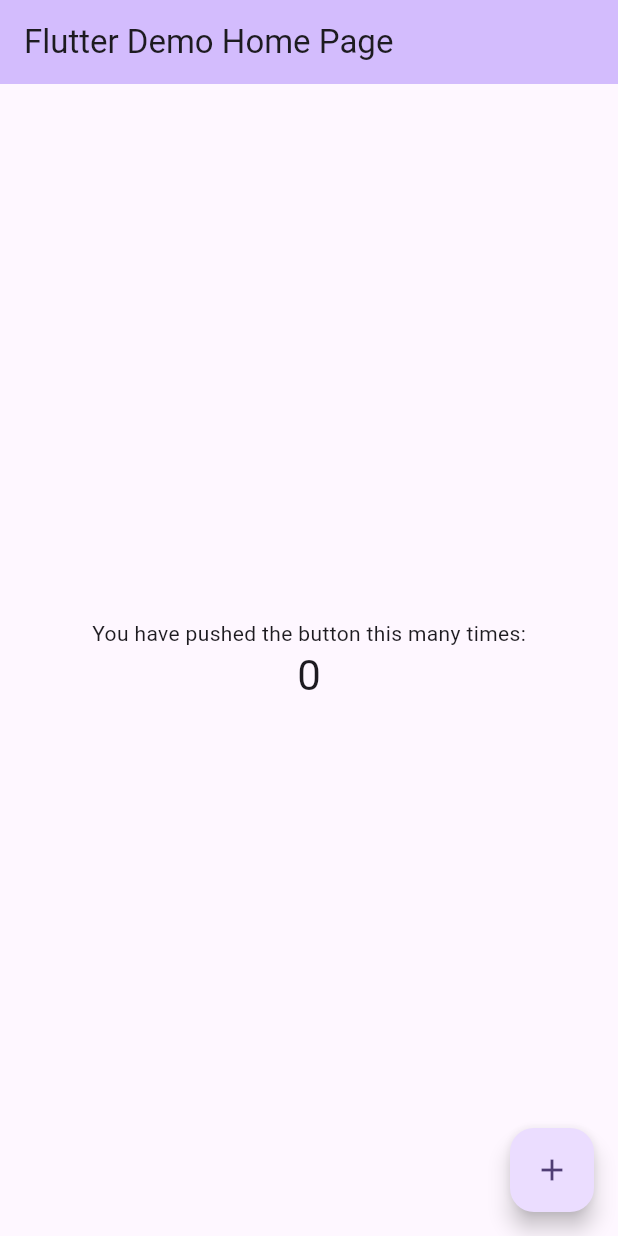
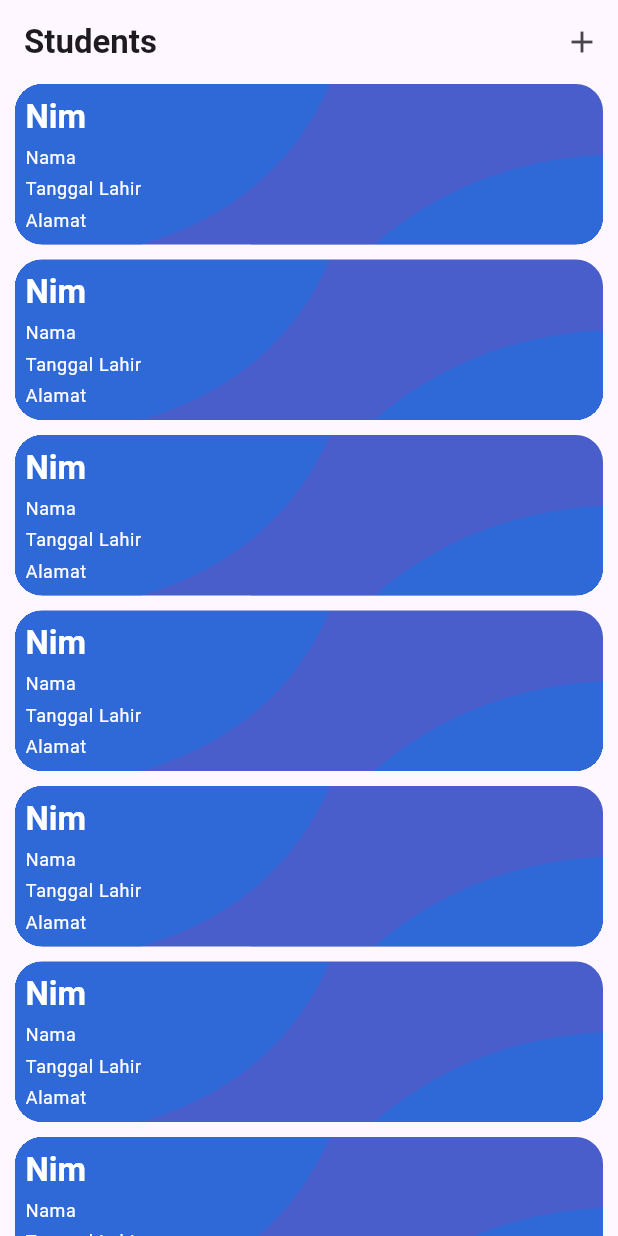
Before and after one commit to Navyrine/ukm_members_app, a Flutter app: the screen it shows after launch, on a phone screen of 412 x 824 dp. Run offline on Flutter 3.47's test engine with Material 3 defaults, Android fonts, the phone set to English and light mode, and no system bars; our stand-ins replace google_fonts.

Commit message:
membuat halaman students

```diff
--- a/lib/main.dart
+++ b/lib/main.dart
@@ -1,4 +1,20 @@
 import 'package:flutter/material.dart';
+import 'package:google_fonts/google_fonts.dart';
+import 'package:ukm_members_app/screens/student_screen.dart';
+
+final theme = ThemeData().copyWith(
+  textTheme: GoogleFonts.robotoTextTheme().copyWith(
+    titleLarge: GoogleFonts.roboto(
+      fontWeight: FontWeight.bold
+    ),
+    titleMedium: GoogleFonts.roboto(
+      fontWeight: FontWeight.bold
+    ),
+    titleSmall: GoogleFonts.roboto(
+      fontWeight: FontWeight.bold
+    )
+  )
+);
 
 void main() {
   runApp(const MyApp());
@@ -7,119 +23,12 @@
 class MyApp extends StatelessWidget {
   const MyApp({super.key});
 
-  // This widget is the root of your application.
   @override
   Widget build(BuildContext context) {
     return MaterialApp(
-      title: 'Flutter Demo',
-      theme: ThemeData(
-        // This is the theme of your application.
-        //
-        // TRY THIS: Try running your application with "flutter run". You'll see
-        // the application has a purple toolbar. Then, without quitting the app,
-        // try changing the seedColor in the colorScheme below to Colors.green
-        // and then invoke "hot reload" (save your changes or press the "hot
-        // reload" button in a Flutter-supported IDE, or press "r" if you used
-        // the command line to start the app).
-        //
-        // Notice that the counter didn't reset back to zero; the application
-        // state is not lost during the reload. To reset the state, use hot
-        // restart instead.
-        //
-        // This works for code too, not just values: Most code changes can be
-        // tested with just a hot reload.
-        colorScheme: ColorScheme.fromSeed(seedColor: Colors.deepPurple),
-        useMaterial3: true,
-      ),
-      home: const MyHomePage(title: 'Flutter Demo Home Page'),
+      title: 'UKM MEMBERS',
+      theme: theme,
+      home: const StudentScreen(),
     );
   }
 }
-
-class MyHomePage extends StatefulWidget {
-  const MyHomePage({super.key, required this.title});
-
-  // This widget is the home page of your application. It is stateful, meaning
-  // that it has a State object (defined below) that contains fields that affect
-  // how it looks.
-
-  // This class is the configuration for the state. It holds the values (in this
-  // case the title) provided by the parent (in this case the App widget) and
-  // used by the build method of the State. Fields in a Widget subclass are
-  // always marked "final".
-
-  final String title;
-
-  @override
-  State<MyHomePage> createState() => _MyHomePageState();
-}
-
-class _MyHomePageState extends State<MyHomePage> {
-  int _counter = 0;
-
-  void _incrementCounter() {
-    setState(() {
-      // This call to setState tells the Flutter framework that something has
-      // changed in this State, which causes it to rerun the build method below
-      // so that the display can reflect the updated values. If we changed
-      // _counter without calling setState(), then the build method would not be
-      // called again, and so nothing would appear to happen.
-      _counter++;
-    });
-  }
-
-  @override
-  Widget build(BuildContext context) {
-    // This method is rerun every time setState is called, for instance as done
-    // by the _incrementCounter method above.
-    //
-    // The Flutter framework has been optimized to make rerunning build methods
-    // fast, so that you can just rebuild anything that needs updating rather
-    // than having to individually change instances of widgets.
-    return Scaffold(
-      appBar: AppBar(
-        // TRY THIS: Try changing the color here to a specific color (to
-        // Colors.amber, perhaps?) and trigger a hot reload to see the AppBar
-        // change color while the other colors stay the same.
-        backgroundColor: Theme.of(context).colorScheme.inversePrimary,
-        // Here we take the value from the MyHomePage object that was created by
-        // the App.build method, and use it to set our appbar title.
-        title: Text(widget.title),
-      ),
-      body: Center(
-        // Center is a layout widget. It takes a single child and positions it
-        // in the middle of the parent.
-        child: Column(
-          // Column is also a layout widget. It takes a list of children and
-          // arranges them vertically. By default, it sizes itself to fit its
-          // children horizontally, and tries to be as tall as its parent.
-          //
-          // Column has various properties to control how it sizes itself and
-          // how it positions its children. Here we use mainAxisAlignment to
-          // center the children vertically; the main axis here is the vertical
-          // axis because Columns are vertical (the cross axis would be
-          // horizontal).
-          //
-          // TRY THIS: Invoke "debug painting" (choose the "Toggle Debug Paint"
-          // action in the IDE, or press "p" in the console), to see the
-          // wireframe for each widget.
-          mainAxisAlignment: MainAxisAlignment.center,
-          children: <Widget>[
-            const Text(
-              'You have pushed the button this many times:',
-            ),
-            Text(
-              '$_counter',
-              style: Theme.of(context).textTheme.headlineMedium,
-            ),
-          ],
-        ),
-      ),
-      floatingActionButton: FloatingActionButton(
-        onPressed: _incrementCounter,
-        tooltip: 'Increment',
-        child: const Icon(Icons.add),
-      ), // This trailing comma makes auto-formatting nicer for build methods.
-    );
-  }
-}
--- /dev/null
+++ b/lib/screens/student_screen.dart
@@ -0,0 +1,20 @@
+import 'package:flutter/material.dart';
+import 'package:ukm_members_app/widgets/students/students_list.dart';
+
+class StudentScreen extends StatelessWidget
+{
+  const StudentScreen({super.key});
+
+  @override
+  Widget build(BuildContext context) {
+    return Scaffold(
+      appBar: AppBar(
+        title: const Text("Students"),
+        actions: [
+          IconButton( icon: const Icon(Icons.add), onPressed: () {})
+        ],
+      ),
+      body: const StudentsList(),
+    );
+  }
+}
--- /dev/null
+++ b/lib/widgets/students/student_item.dart
@@ -0,0 +1,150 @@
+import 'package:flutter/material.dart';
+
+class StudentItem extends StatelessWidget {
+  const StudentItem({super.key});
+
+  @override
+  Widget build(BuildContext context) {
+    return Padding(
+      padding: const EdgeInsets.only(left: 10, right: 10, bottom: 10),
+      child: Container(
+        height: 107,
+        clipBehavior: Clip.hardEdge,
+        decoration: BoxDecoration(
+            color: const Color.fromARGB(255, 73, 94, 202),
+            borderRadius: BorderRadius.circular(18)),
+        child: Stack(
+          children: [
+            Positioned(
+              top: 0,
+              left: 0,
+              bottom: 0,
+              child: ClipPath(
+                clipper: ClipHalfOvalLeftSide(),
+                child: Container(
+                  height: 200,
+                  width: 280,
+                  decoration: const BoxDecoration(
+                    color: Color.fromARGB(255, 47, 104, 215),
+                  ),
+                ),
+              ),
+            ),
+            Positioned(
+              top: 0,
+              right: 0,
+              bottom: 0,
+              child: ClipPath(
+                clipper: ClipOvalRightSide(),
+                child: Container(
+                  width: 235,
+                  decoration: const BoxDecoration(
+                    color: Color.fromARGB(255, 47, 104, 215),
+                  ),
+                ),
+              ),
+            ),
+            Positioned(
+              top: 0,
+              bottom: 0,
+              left: 0,
+              child: Padding(
+                padding: const EdgeInsets.symmetric(horizontal: 7, vertical: 3),
+                child: Column(
+                  crossAxisAlignment: CrossAxisAlignment.start,
+                  mainAxisAlignment: MainAxisAlignment.spaceEvenly,
+                  children: [
+                    Text(
+                      "Nim",
+                      style: Theme.of(context).textTheme.titleLarge!.copyWith(
+                        color: Colors.white
+                      ),
+                      maxLines: 1,
+                      overflow: TextOverflow.ellipsis,
+                    ),
+                    Text(
+                      "Nama",
+                      style: Theme.of(context).textTheme.bodySmall!.copyWith(
+                        color: Colors.white
+                      ),
+                      maxLines: 1,
+                      overflow: TextOverflow.ellipsis,
+                    ),
+                    Text(
+                      "Tanggal Lahir",
+                      style: Theme.of(context).textTheme.bodySmall!.copyWith(
+                        color: Colors.white
+                      ),
+                      maxLines: 1,
+                      overflow: TextOverflow.ellipsis,
+                    ),
+                    Text(
+                      "Alamat",
+                      style: Theme.of(context).textTheme.bodySmall!.copyWith(
+                        color: Colors.white
+                      ),
+                      maxLines: 1,
+                      overflow: TextOverflow.ellipsis,
+                    ),
+                  ],
+                ),
+              ),
+            ),
+          ],
+        ),
+      ),
+    );
+  }
+}
+
+class ClipHalfOvalLeftSide extends CustomClipper<Path> {
+  @override
+  Path getClip(Size size) {
+    double width = size.width;
+    double height = size.height;
+    Path path = Path();
+
+    path.lineTo(width * 0.75, 0);
+    path.quadraticBezierTo(
+      width / 1.6,
+      height * 0.75,
+      width * 0.3,
+      height,
+    );
+    path.lineTo(0, height);
+    path.close();
+
+    return path;
+  }
+
+  @override
+  bool shouldReclip(covariant CustomClipper<Path> oldClipper) {
+    return false;
+  }
+}
+
+class ClipOvalRightSide extends CustomClipper<Path> {
+  @override
+  Path getClip(Size size) {
+    double width = size.width;
+    double height = size.height;
+    Path path = Path();
+
+    path.lineTo(0, height / 0.5);
+    path.quadraticBezierTo(
+      width * 0.6,
+      height * -0.5,
+      width * 2,
+      height,
+    );
+    path.lineTo(0, height);
+    path.close();
+
+    return path;
+  }
+
+  @override
+  bool shouldReclip(covariant CustomClipper<Path> oldClipper) {
+    return false;
+  }
+}
--- /dev/null
+++ b/lib/widgets/students/students_list.dart
@@ -0,0 +1,14 @@
+import 'package:flutter/material.dart';
+import 'package:ukm_members_app/widgets/students/student_item.dart';
+
+class StudentsList extends StatelessWidget {
+  const StudentsList({super.key});
+
+  @override
+  Widget build(BuildContext context) {
+    return ListView.builder(
+      itemCount: 10,
+      itemBuilder: (ctx, index) => const StudentItem()
+    );
+  }
+}
--- a/pubspec.yaml
+++ b/pubspec.yaml
@@ -35,6 +35,7 @@ dependencies:
   # The following adds the Cupertino Icons font to your application.
   # Use with the CupertinoIcons class for iOS style icons.
   cupertino_icons: ^1.0.8
+  google_fonts: ^6.2.1
 
 dev_dependencies:
   flutter_test:
```
Also changed, not shown: pubspec.lock, 1 other file.
